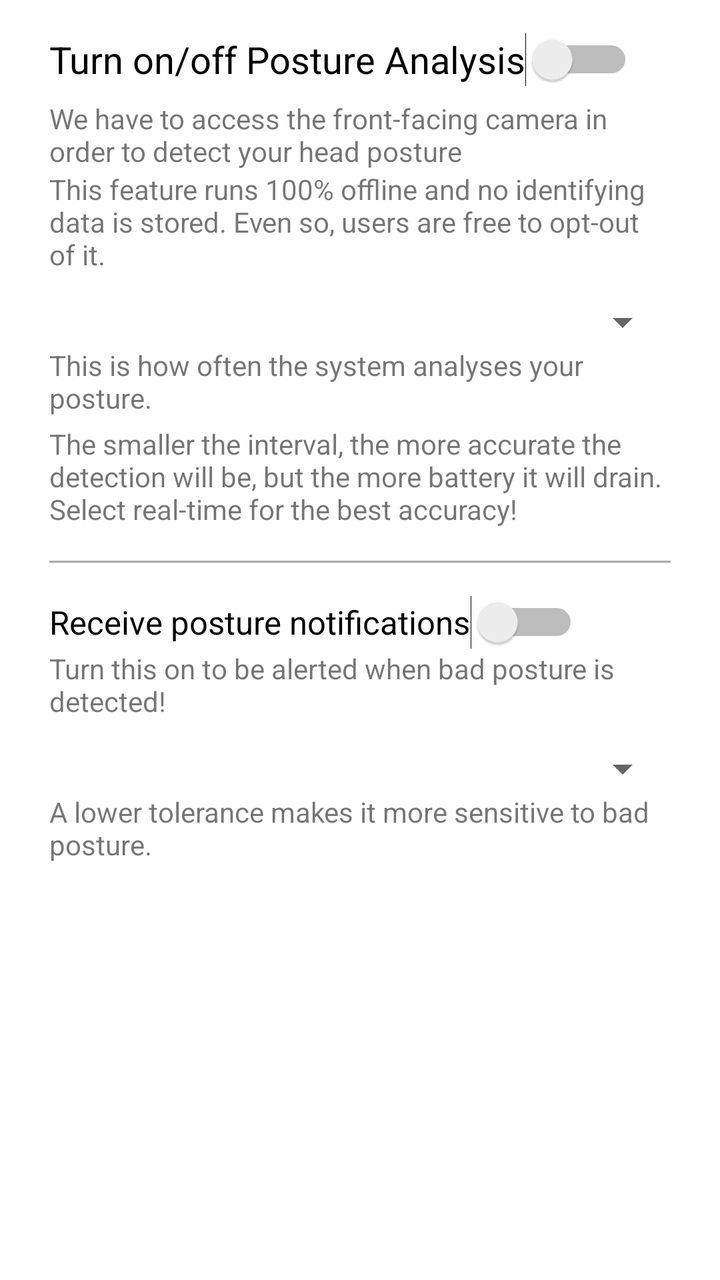
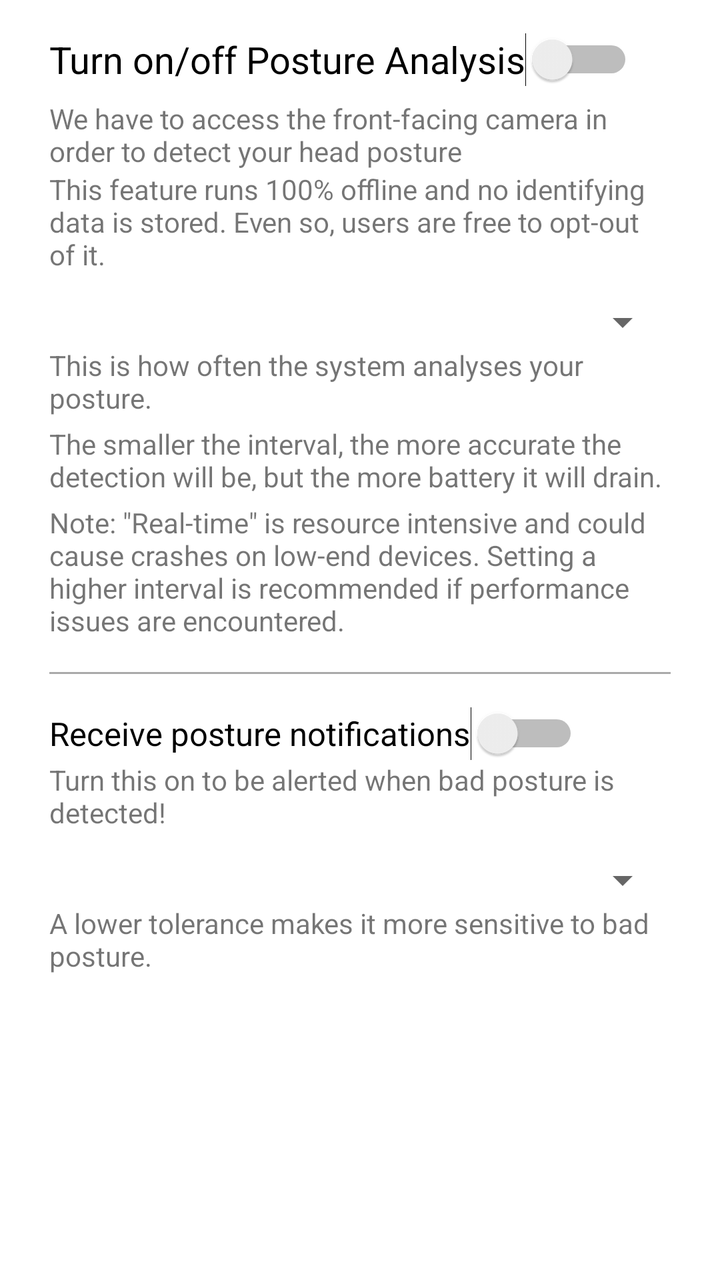

Compare the two renders of this Android layout. The source of the first and the diff that turns it into the second are given below.
<!-- AndroidManifest.xml: application theme Theme.Csci3310project -->
<!-- res/layout/page3b.xml -->
<androidx.constraintlayout.widget.ConstraintLayout xmlns:android="http://schemas.android.com/apk/res/android"
    android:layout_width="wrap_content"
    android:layout_height="match_parent"
    xmlns:app="http://schemas.android.com/apk/res-auto">
    <LinearLayout
        android:layout_width="match_parent"
        android:layout_height="wrap_content"
        android:orientation="vertical"
        android:paddingHorizontal="6pt"
        app:layout_constraintTop_toTopOf="parent">

        <Switch
            android:id="@+id/posture_switch"
            android:layout_width="wrap_content"
            android:layout_height="wrap_content"
            android:layout_marginTop="8pt"
            android:layout_marginHorizontal="6pt"
            android:textSize="9pt"
            android:text="Turn on/off Posture Analysis" />

        <TextView
            android:layout_width="wrap_content"
            android:layout_height="wrap_content"
            android:layout_marginTop="3pt"
            android:layout_marginHorizontal="6pt"
            android:text="We have to access the front-facing camera in order to detect your head posture" />
        <TextView
            android:layout_width="wrap_content"
            android:layout_height="wrap_content"
            android:layout_marginHorizontal="6pt"
            android:text="This feature runs 100% offline and no identifying data is stored. Even so, users are free to opt-out of it." />

        <Spinner
            android:id="@+id/interval_spinner"
            android:layout_width="match_parent"
            android:layout_marginHorizontal="6pt"
            android:layout_marginTop="6pt"
            android:layout_height="wrap_content" />

        <TextView
            android:layout_width="wrap_content"
            android:layout_height="wrap_content"
            android:layout_marginHorizontal="6pt"
            android:text="This is how often the system analyses your posture." />

        <TextView
            android:layout_width="wrap_content"
            android:layout_height="wrap_content"
            android:layout_marginTop="2pt"
            android:layout_marginHorizontal="6pt"
            android:text="The smaller the interval, the more accurate the detection will be, but the more battery it will drain. Select real-time for the best accuracy!" />

        <View
            android:layout_width="match_parent"
            android:layout_height="1dp"
            android:layout_marginVertical="8pt"
            android:layout_marginHorizontal="6pt"
            android:background="@android:color/darker_gray" />

        <Switch
            android:id="@+id/notification_switch"
            android:layout_width="wrap_content"
            android:layout_height="wrap_content"
            android:textSize="8pt"
            android:layout_marginHorizontal="6pt"
            android:text="Receive posture notifications" />

        <TextView
            android:layout_width="wrap_content"
            android:layout_height="wrap_content"
            android:layout_marginHorizontal="6pt"
            android:text="Turn this on to be alerted when bad posture is detected!" />

        <Spinner
            android:id="@+id/tolerance_spinner"
            android:layout_width="match_parent"
            android:layout_marginTop="6pt"
            android:layout_marginHorizontal="6pt"
            android:layout_height="wrap_content" />

        <TextView
            android:layout_width="wrap_content"
            android:layout_height="wrap_content"
            android:layout_marginHorizontal="6pt"
            android:text="A lower tolerance makes it more sensitive to bad posture. " />
    </LinearLayout>
</androidx.constraintlayout.widget.ConstraintLayout>
<!-- resources referenced by this layout -->
<resources>
  <style name="Theme.Csci3310project" parent="Theme.MaterialComponents.DayNight.DarkActionBar">
          
          <item name="colorPrimary">@color/purple_500</item>
          <item name="colorPrimaryVariant">@color/purple_700</item>
          <item name="colorOnPrimary">@color/white</item>
          
          <item name="colorSecondary">@color/teal_200</item>
          <item name="colorSecondaryVariant">@color/teal_700</item>
          <item name="colorOnSecondary">@color/black</item>
          
          <item name="android:statusBarColor">?attr/colorPrimaryVariant</item>
          
      </style>
  <color name="purple_500">#FF6200EE</color>
  <color name="purple_700">#FF3700B3</color>
  <color name="white">#FFFFFFFF</color>
  <color name="teal_200">#FF03DAC5</color>
  <color name="teal_700">#FF018786</color>
  <color name="black">#FF000000</color>
</resources>

<!-- the commit's change to res/layout/page3b.xml (unified diff, before → after) -->
@@ -48,7 +48,14 @@
             android:layout_height="wrap_content"
             android:layout_marginTop="2pt"
             android:layout_marginHorizontal="6pt"
-            android:text="The smaller the interval, the more accurate the detection will be, but the more battery it will drain. Select real-time for the best accuracy!" />
+            android:text="The smaller the interval, the more accurate the detection will be, but the more battery it will drain." />
+
+        <TextView
+            android:layout_width="wrap_content"
+            android:layout_height="wrap_content"
+            android:layout_marginTop="2pt"
+            android:layout_marginHorizontal="6pt"
+            android:text="Note: &quot;Real-time&quot; is resource intensive and could cause crashes on low-end devices. Setting a higher interval is recommended if performance issues are encountered." />
 
         <View
             android:layout_width="match_parent"
